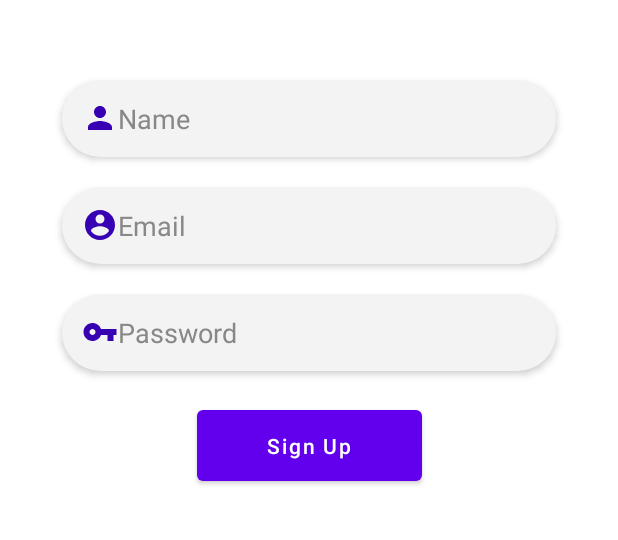
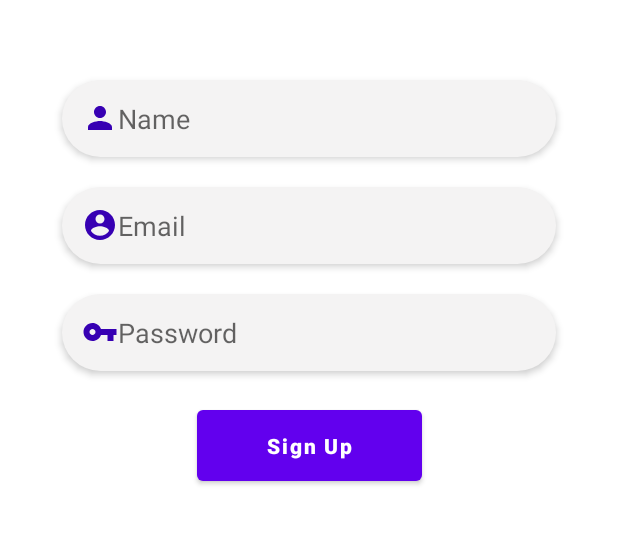
Before and after one commit to DemonicDemise/DiplomaProjectMobile, an Android app: the layout activity_registration.xml on its own in the app's theme, with its tools: preview values and no code run, on a phone screen of 412 x 824 dp. Shown: the part 360-900 px from the top of the screen. Run offline under Robolectric (Android 15) with nearby library versions, the phone set to English and light mode, and no system bars.

Commit message:
1. Firebase was added in registration panel and you can register userEmail and userPassword

```diff
--- a/app/build.gradle
+++ b/app/build.gradle
@@ -1,5 +1,6 @@
 plugins {
     id 'com.android.application'
+    id 'com.google.gms.google-services'
 }
 
 android {
@@ -40,6 +41,7 @@ dependencies {
     implementation 'androidx.lifecycle:lifecycle-viewmodel-ktx:2.4.1'
     implementation 'androidx.navigation:navigation-fragment:2.4.1'
     implementation 'androidx.navigation:navigation-ui:2.4.1'
+    implementation 'com.google.firebase:firebase-auth:21.2.0'
     testImplementation 'junit:junit:4.13.2'
     androidTestImplementation 'androidx.test.ext:junit:1.1.3'
     androidTestImplementation 'androidx.test.espresso:espresso-core:3.4.0'
--- a/app/src/main/res/layout/activity_registration.xml
+++ b/app/src/main/res/layout/activity_registration.xml
@@ -26,7 +26,7 @@
         android:drawableLeft="@drawable/ic_baseline_person"
         android:elevation="3dp"
         android:padding="13dp"
-        android:text="Name"
+        android:hint="Name"
         android:textColor="@color/purple_700"
         app:layout_constraintEnd_toEndOf="parent"
         app:layout_constraintStart_toStartOf="parent"
@@ -43,7 +43,7 @@
         android:elevation="3dp"
         android:padding="13dp"
         android:layout_marginTop="20dp"
-        android:text="Email"
+        android:hint="Email"
         app:layout_constraintEnd_toEndOf="parent"
         app:layout_constraintStart_toStartOf="parent"
         app:layout_constraintTop_toBottomOf="@+id/reg_name"
@@ -59,15 +59,15 @@
         android:drawableLeft="@drawable/keylog"
         android:elevation="3dp"
         android:padding="13dp"
-        android:text="Password"
+        android:hint="Password"
         app:layout_constraintEnd_toEndOf="parent"
         app:layout_constraintStart_toStartOf="parent"
         app:layout_constraintTop_toBottomOf="@+id/reg_email"
         app:layout_constraintWidth_percent=".8" />
 
     <Button
-        android:id="@+id/login_btn"
-        style="bold"
+        android:id="@+id/reg_btn"
+        android:textStyle="bold"
         android:layout_width="150dp"
         android:layout_height="wrap_content"
         android:padding="14dp"
@@ -87,7 +87,7 @@
         android:layout_marginTop="30dp"
         app:layout_constraintEnd_toEndOf="parent"
         app:layout_constraintStart_toStartOf="parent"
-        app:layout_constraintTop_toBottomOf="@+id/login_btn" />
+        app:layout_constraintTop_toBottomOf="@+id/reg_btn" />
 
     <TextView
         android:id="@+id/reg_login"
@@ -102,7 +102,4 @@
         app:layout_constraintStart_toEndOf="@+id/textView2"
         app:layout_constraintTop_toTopOf="@+id/textView2" />
 
-
-
-
 </androidx.constraintlayout.widget.ConstraintLayout>
--- a/build.gradle
+++ b/build.gradle
@@ -1,4 +1,8 @@
-// Top-level build file where you can add configuration options common to all sub-projects/modules.
+buildscript {
+    dependencies {
+        classpath 'com.google.gms:google-services:4.3.15'
+    }
+}// Top-level build file where you can add configuration options common to all sub-projects/modules.
 plugins {
     id 'com.android.application' version '7.4.2' apply false
     id 'com.android.library' version '7.4.2' apply false
```
Also changed, not shown: app/src/main/java/com/example/diploma/RegistrationActivity.java (+67 -0 lines), app/src/main/res/animator/button_elevation.xml (added, +31 -0 lines), 1 other file.
